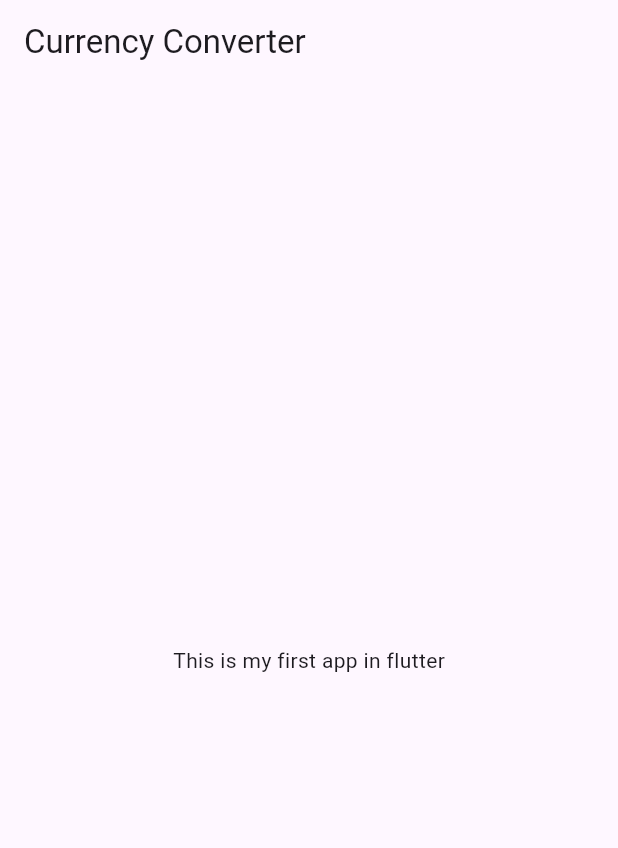
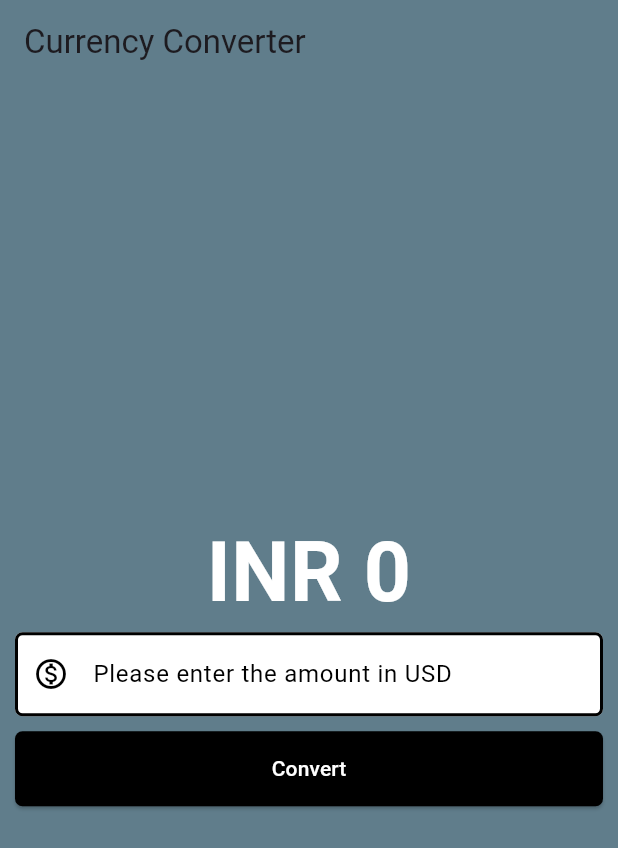
Before and after one commit to shubhamatkal/currency-converter, a Flutter app: the screen it shows after launch, on a phone screen of 412 x 824 dp. Shown: the top 848 px of the screen. Run offline on Flutter 3.47's test engine with Material 3 defaults, Android fonts, the phone set to English and light mode, and no system bars.

Commit message:
final andriod

```diff
--- a/lib/currency_convertor_material_page.dart
+++ b/lib/currency_convertor_material_page.dart
@@ -1,15 +1,98 @@
 import 'package:flutter/material.dart';
 
-class CurrencyConvertorMaterialPage extends StatelessWidget {
-  const CurrencyConvertorMaterialPage({super.key});
+class CurrencyConverterMaterialPage extends StatefulWidget {
+  const CurrencyConverterMaterialPage({super.key});
+
+  @override
+  State<CurrencyConverterMaterialPage> createState() =>
+      _CurrencyConverterMaterialPageState();
+}
+
+class _CurrencyConverterMaterialPageState
+    extends State<CurrencyConverterMaterialPage> {
+  double result = 0;
+  final TextEditingController textEditingController = TextEditingController();
+
+  void convert() {
+    result = double.parse(textEditingController.text) * 80;
+    setState(() {});
+  }
+
+  @override
+  void dispose() {
+    textEditingController.dispose();
+    super.dispose();
+  }
+
   @override
   Widget build(BuildContext context) {
+    final border = OutlineInputBorder(
+      borderSide: const BorderSide(
+        width: 2.0,
+        style: BorderStyle.solid,
+      ),
+      borderRadius: BorderRadius.circular(5),
+    );
+
     return Scaffold(
-        appBar: AppBar(
-          title: const Text('Currency Converter'),
+      backgroundColor: Colors.blueGrey,
+      appBar: AppBar(
+        backgroundColor: Colors.blueGrey,
+        elevation: 0,
+        title: const Text('Currency Converter'),
+      ),
+      body: Center(
+        child: Padding(
+          padding: const EdgeInsets.all(10),
+          child: Column(
+            mainAxisAlignment: MainAxisAlignment.center,
+            children: [
+              Text(
+                'INR ${result != 0 ? result.toStringAsFixed(3) : result.toStringAsFixed(0)}',
+                style: const TextStyle(
+                  fontSize: 55,
+                  fontWeight: FontWeight.bold,
+                  color: Color.fromARGB(255, 255, 255, 255),
+                ),
+              ),
+              TextField(
+                controller: textEditingController,
+                style: const TextStyle(
+                  color: Colors.black,
+                ),
+                decoration: InputDecoration(
+                  hintText: 'Please enter the amount in USD',
+                  hintStyle: const TextStyle(
+                    color: Colors.black,
+                  ),
+                  prefixIcon: const Icon(Icons.monetization_on_outlined),
+                  prefixIconColor: Colors.black,
+                  filled: true,
+                  fillColor: Colors.white,
+                  focusedBorder: border,
+                  enabledBorder: border,
+                ),
+                keyboardType: const TextInputType.numberWithOptions(
+                  decimal: true,
+                ),
+              ),
+              const SizedBox(height: 10),
+              ElevatedButton(
+                onPressed: convert,
+                style: TextButton.styleFrom(
+                  backgroundColor: Colors.black,
+                  foregroundColor: Colors.white,
+                  minimumSize: const Size(double.infinity, 50),
+                  shape: RoundedRectangleBorder(
+                    borderRadius: BorderRadius.circular(5),
+                  ),
+                ),
+                child: const Text('Convert'),
+              ),
+            ],
+          ),
         ),
-        body: const Center(
-          child: Text('This is my first app in flutter'),
-        ));
+      ),
+    );
   }
 }
--- a/lib/main.dart
+++ b/lib/main.dart
@@ -9,6 +9,8 @@ class Myapp extends StatelessWidget {
   const Myapp({super.key});
   @override
   Widget build(BuildContext context) {
-    return const MaterialApp(home: CurrencyConvertorMaterialPage());
+    return const MaterialApp(
+      home: CurrencyConverterMaterialPage(),
+    );
   }
 }
```
